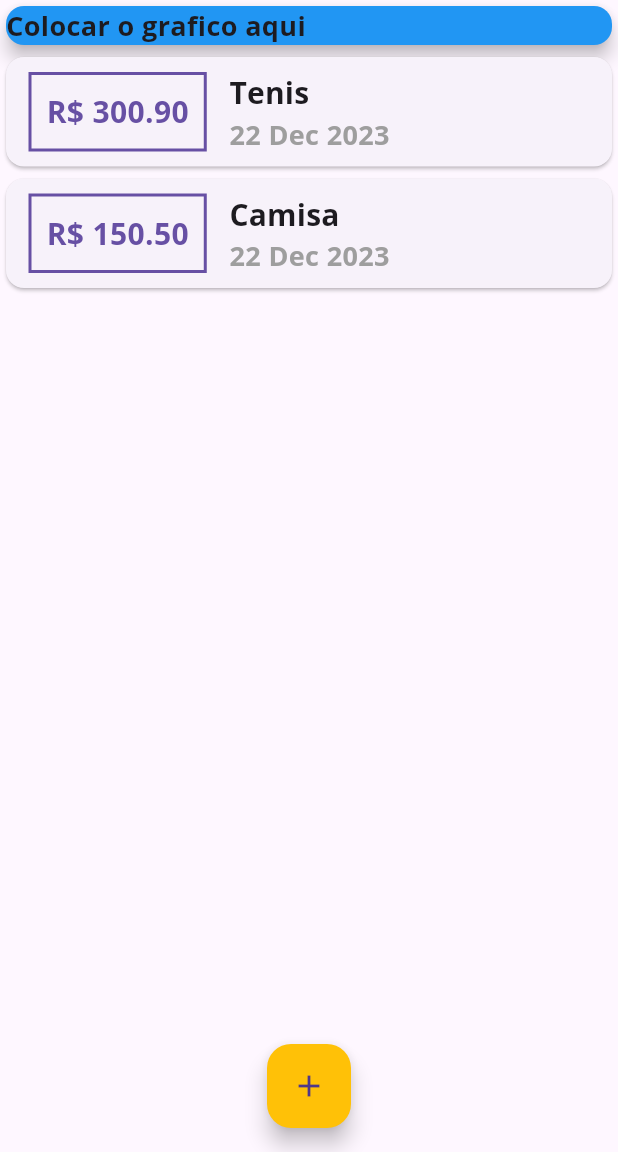
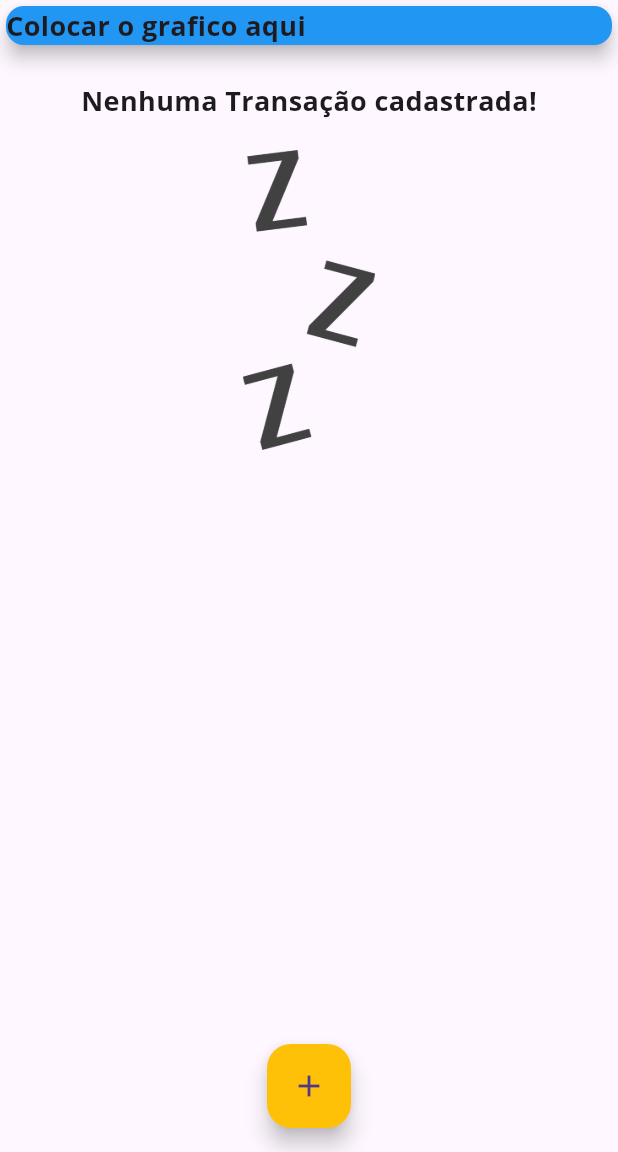
Before and after one commit to DanielMartinsSouza/finance_control, a Flutter app: the screen it shows after launch, on a phone screen of 412 x 824 dp, the part 84-1236 px from its top. Run offline on Flutter 3.47's test engine with Material 3 defaults, Android fonts, the light colour scheme and no system bars.

```diff
--- a/lib/components/transaction_list.dart
+++ b/lib/components/transaction_list.dart
@@ -10,7 +10,26 @@
   Widget build(BuildContext context) {
     return Container(
       height: 300,
-      child: ListView.builder(
+      child: transactions.isEmpty
+          ? Column(
+              children: <Widget>[
+                SizedBox(
+                  height: 20,
+                ),
+                Text("Nenhuma Transação cadastrada!"),
+                SizedBox(
+                  height: 20,
+                ),
+                Container(
+                  height: 200,
+                  child: Image.asset(
+                    "assets/images/waiting.png",
+                    fit: BoxFit.cover,
+                  ),
+                ),
+              ],
+            )
+          : ListView.builder(
               itemCount: transactions.length,
               itemBuilder: (newContext, index) {
                 final transactioIndex = transactions[index];
--- a/lib/main.dart
+++ b/lib/main.dart
@@ -29,15 +29,13 @@
         fontFamily: "Quicksand",
         textTheme: const TextTheme(
           titleMedium: TextStyle(
-            fontFamily: "OpensSans",
-            fontSize: 20,
-            fontWeight: FontWeight.bold
-          ),
+              fontFamily: "OpensSans",
+              fontSize: 20,
+              fontWeight: FontWeight.bold),
           bodyMedium: TextStyle(
-            fontFamily: "OpensSans",
-            fontSize: 18,
-            fontWeight: FontWeight.bold
-          ),
+              fontFamily: "OpensSans",
+              fontSize: 18,
+              fontWeight: FontWeight.bold),
         ),
         appBarTheme: const AppBarTheme(
           titleTextStyle: TextStyle(
@@ -60,18 +58,18 @@
 
 class _MyHomePageState extends State<MyHomePage> {
   final List<Transaction> _transactions = [
-    Transaction(
-      id: "t1",
-      title: "Tenis",
-      value: 300.90,
-      date: DateTime.now(),
-    ),
-    Transaction(
-      id: "t2",
-      title: "Camisa",
-      value: 150.50,
-      date: DateTime.now(),
-    ),
+    // Transaction(
+    //   id: "t1",
+    //   title: "Tenis",
+    //   value: 300.90,
+    //   date: DateTime.now(),
+    // ),
+    // Transaction(
+    //   id: "t2",
+    //   title: "Camisa",
+    //   value: 150.50,
+    //   date: DateTime.now(),
+    // ),
   ];
 
   _openTransactionFormModal(BuildContext context) {
--- a/pubspec.yaml
+++ b/pubspec.yaml
@@ -59,8 +59,8 @@
   uses-material-design: true
 
   # To add assets to your application, add an assets section, like this:
-  # assets:
-  #   - images/a_dot_burr.jpeg
+  assets:
+    - assets/images/waiting.png
   #   - images/a_dot_ham.jpeg
 
   # An image asset can refer to one or more resolution-specific "variants", see
```
Also changed, not shown: lib/components/chart.dart (added, +45 -0 lines), lib/components/transaction_user.dart (deleted, +0 -21 lines), assets/images/waiting.png (added). Lines whose indentation alone changed are shown as unchanged.
